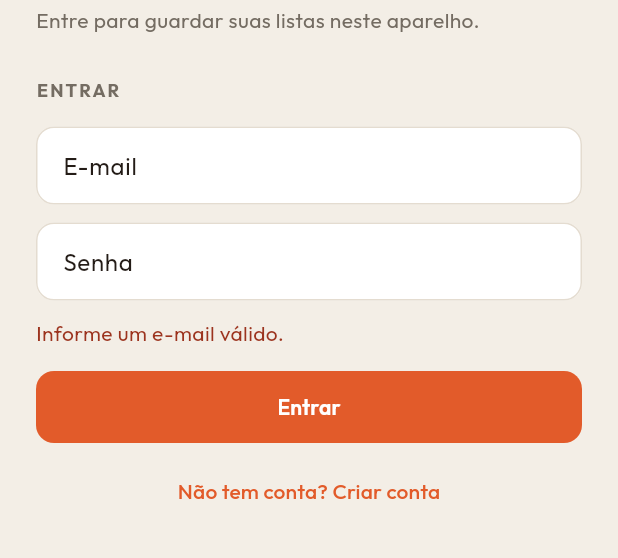
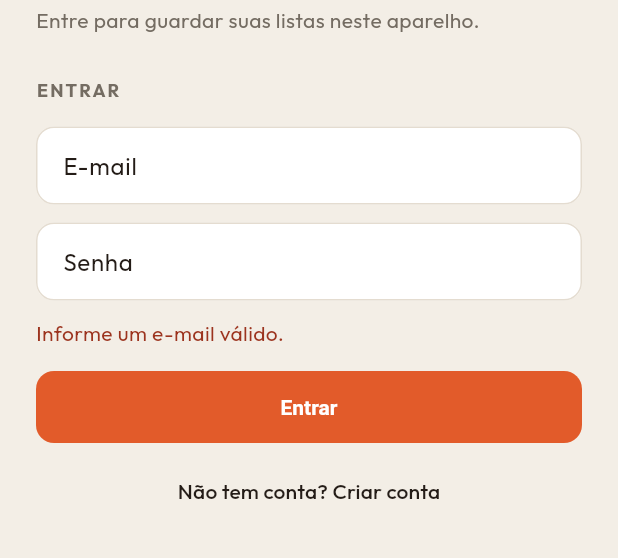
Before and after one commit to cesarwillemberg/lista-desejos-frontend, a Flutter app: the screen it shows after launch, after a tap on "Entrar", on a phone screen of 412 x 824 dp, the part 136-694 px from its top. Run offline on Flutter 3.47's test engine with Material 3 defaults, Android fonts, the phone set to English and light mode, and no system bars; our stand-ins replace app_links, material_ui, share_plus, shared_preferences; accounts and stored records are empty.

Commit message:
Design system: tokens de tema, acessibilidade, skeletons e ícones Wishly

```diff
--- a/lib/auth_page.dart
+++ b/lib/auth_page.dart
@@ -93,7 +93,7 @@ class _AuthPageState extends State<AuthPage> {
                         const SizedBox(height: 12),
                         const Text(
                           'Suas listas de desejos, com foto e preço da loja. Compartilhe um link para ninguém comprar o mesmo presente.',
-                          style: TextStyle(color: Color(0xFFD7CDC2), fontSize: 18, height: 1.4),
+                          style: TextStyle(color: WishlyTokens.onInk, fontSize: 18, height: 1.4),
                         ),
                       ],
                     ),
@@ -109,7 +109,7 @@ class _AuthPageState extends State<AuthPage> {
   }
 
   Widget _form({required bool onDark}) {
-    final label = onDark ? const Color(0xFFD9CFC4) : QueroColors.muted;
+    final label = onDark ? WishlyTokens.onInkLabel : QueroColors.muted;
     return Column(
       mainAxisSize: MainAxisSize.min,
       crossAxisAlignment: CrossAxisAlignment.stretch,
@@ -133,7 +133,7 @@ class _AuthPageState extends State<AuthPage> {
         ),
         if (_error != null) ...[
           const SizedBox(height: 12),
-          Text(_error!, style: TextStyle(color: onDark ? const Color(0xFFFFB4A2) : QueroColors.danger, height: 1.35)),
+          Text(_error!, style: TextStyle(color: onDark ? WishlyTokens.onInkDanger : QueroColors.danger, height: 1.35)),
         ],
         const SizedBox(height: 16),
         FilledButton(
--- a/lib/grouped_items.dart
+++ b/lib/grouped_items.dart
@@ -91,7 +91,7 @@ class _GroupedItemsState extends State<GroupedItems> {
                 label: const Text('Ocultar comprados'),
                 selected: widget.hidePurchased,
                 onSelected: widget.onHidePurchased,
-                selectedColor: const Color(0xFFF3D2C4),
+                selectedColor: WishlyTokens.chip,
                 checkmarkColor: QueroColors.ink,
                 labelStyle: const TextStyle(color: QueroColors.ink, fontWeight: FontWeight.w600),
               ),
@@ -167,7 +167,7 @@ class _GroupedItemsState extends State<GroupedItems> {
         label: Text(label),
         selected: selected,
         onSelected: (_) => onTap(),
-        selectedColor: const Color(0xFFF3D2C4),
+        selectedColor: WishlyTokens.chip,
         checkmarkColor: QueroColors.ink,
         labelStyle: const TextStyle(color: QueroColors.ink, fontWeight: FontWeight.w600),
       ),
--- a/lib/invite_page.dart
+++ b/lib/invite_page.dart
@@ -3,6 +3,7 @@ import 'package:material_ui/material_ui.dart';
 import 'api.dart';
 import 'session.dart';
 import 'theme.dart';
+import 'widgets/skeleton.dart';
 
 class InvitePage extends StatefulWidget {
   const InvitePage({super.key, required this.code});
@@ -50,7 +51,7 @@ class _InvitePageState extends State<InvitePage> {
                   children: [
                     Text('Entrando na lista', style: fraunces(28)),
                     const SizedBox(height: 16),
-                    const CircularProgressIndicator(color: QueroColors.ink),
+                    WishlySkeleton(height: 18, width: 180),
                   ],
                 )
               : Column(
--- a/lib/lists_page.dart
+++ b/lib/lists_page.dart
@@ -6,6 +6,7 @@ import 'money.dart';
 import 'session.dart';
 import 'theme.dart';
 import 'widgets/member_avatars.dart';
+import 'widgets/skeleton.dart';
 
 class ListsPage extends StatefulWidget {
   const ListsPage({super.key});
@@ -130,7 +131,7 @@ class _ListsPageState extends State<ListsPage> {
                         crossAxisAlignment: CrossAxisAlignment.start,
                         children: [
                           Text('Wishly', style: fraunces(32, style: FontStyle.italic, color: QueroColors.cream)),
-                          Text(email, style: const TextStyle(color: Color(0xFFD7CDC2), fontSize: 13)),
+                          Text(email, style: const TextStyle(color: WishlyTokens.onInk, fontSize: 13)),
                         ],
                       ),
                     ),
@@ -169,7 +170,7 @@ class _ListsPageState extends State<ListsPage> {
   }
 
   Widget _body() {
-    if (_loading) return const Center(child: CircularProgressIndicator(color: QueroColors.ink));
+    if (_loading) return const PageSkeleton();
     if (_error != null && _lists.isEmpty) {
       return Center(child: Column(mainAxisSize: MainAxisSize.min, children: [Text(_error!), const SizedBox(height: 12), OutlinedButton(onPressed: _load, child: const Text('Tentar de novo'))]));
     }
--- a/lib/main.dart
+++ b/lib/main.dart
@@ -14,6 +14,7 @@ import 'lists_page.dart';
 import 'session.dart';
 import 'shared_page.dart';
 import 'theme.dart';
+import 'widgets/skeleton.dart';
 
 void main() {
   configureAppUrl();
@@ -116,7 +117,7 @@ class _Gate extends StatelessWidget {
   Widget build(BuildContext context) {
     final session = SessionScope.of(context);
     if (!session.ready) {
-      return const Scaffold(backgroundColor: QueroColors.paper, body: Center(child: CircularProgressIndicator(color: QueroColors.ink)));
+      return const Scaffold(backgroundColor: QueroColors.paper, body: PageSkeleton());
     }
     if (session.user == null) return const AuthPage();
     return child;
--- a/lib/shared_page.dart
+++ b/lib/shared_page.dart
@@ -7,6 +7,7 @@ import 'session.dart';
 import 'theme.dart';
 import 'grouped_items.dart';
 import 'widgets/item_card.dart';
+import 'widgets/skeleton.dart';
 
 class SharedPage extends StatefulWidget {
   const SharedPage({super.key, required this.token});
@@ -126,7 +127,7 @@ class _SharedPageState extends State<SharedPage> {
                   children: [
                     Text('Wishly', style: fraunces(28, style: FontStyle.italic, color: QueroColors.cream)),
                     const SizedBox(height: 4),
-                    const Text('Lista compartilhada · só leitura', style: TextStyle(color: Color(0xFFD7CDC2))),
+                    const Text('Lista compartilhada · só leitura', style: TextStyle(color: WishlyTokens.onInk)),
                   ],
                 ),
               ),
@@ -163,7 +164,7 @@ class _SharedPageState extends State<SharedPage> {
   }
 
   Widget _body(QueroApi api) {
-    if (_loading) return const Center(child: CircularProgressIndicator(color: QueroColors.ink));
+    if (_loading) return const PageSkeleton();
     if (_error != null) return Center(child: Text(_error!, textAlign: TextAlign.center));
     final items = _snapshot?.items ?? [];
     final categories = _snapshot?.categories ?? const <WishCategory>[];
--- a/lib/theme.dart
+++ b/lib/theme.dart
@@ -1,8 +1,12 @@
 import 'package:material_ui/material_ui.dart';
 
-class QueroColors {
+/// Wishly visual tokens. Hex values live only here.
+class WishlyTokens {
   static const ink = Color(0xFF241C17);
   static const inkSoft = Color(0xFF3C312A);
+  static const inkRaised = Color(0xFF3A2F28);
+  static const inkLine = Color(0xFF4A3F37);
+  static const inkAvatar = Color(0xFF5C4E44);
   static const paper = Color(0xFFF3EEE6);
   static const cream = Color(0xFFFFFCF8);
   static const accent = Color(0xFFE25B2A);
@@ -11,13 +15,50 @@ class QueroColors {
   static const line = Color(0xFFE4DCD0);
   static const danger = Color(0xFF9C341F);
   static const note = Color(0xFFF6E7D4);
+  static const chip = Color(0xFFF3D2C4);
+  static const onInk = Color(0xFFD7CDC2);
+  static const onInkMuted = Color(0xFFB7ADA3);
+  static const onInkLabel = Color(0xFFD9CFC4);
+  static const onInkHint = Color(0xFFB3A79C);
+  static const onInkDanger = Color(0xFFFFB4A2);
+  static const badge = Color(0xFFF6DDD2);
+  static const badgeOnInk = Color(0xFF4A3024);
+  static const placeholder = Color(0xFFE7DFD4);
+  static const placeholderLine = Color(0xFFD9CFC2);
+  static const scrim = Color(0x66FFFCF8);
+
+  static const space1 = 4.0;
+  static const space2 = 8.0;
+  static const space3 = 12.0;
+  static const space4 = 16.0;
+  static const space5 = 20.0;
+  static const space6 = 24.0;
+  static const space8 = 32.0;
+
+  static const radiusSm = 10.0;
+  static const radiusMd = 14.0;
+  static const radiusLg = 20.0;
+  static const radiusXl = 22.0;
+
+  static const elevation0 = 0.0;
+  static const elevation1 = 1.0;
+
+  static const typeDisplay = 32.0;
+  static const typeTitle = 24.0;
+  static const typeBody = 16.0;
+  static const typeCaption = 13.0;
+
+  static const motionFast = Duration(milliseconds: 160);
 }
+
+/// Existing name kept so screens keep compiling against one palette.
+typedef QueroColors = WishlyTokens;
 
 TextStyle fraunces(
   double size, {
   FontWeight weight = FontWeight.w600,
   FontStyle style = FontStyle.normal,
-  Color color = QueroColors.ink,
+  Color color = WishlyTokens.ink,
   double height = 1.05,
 }) {
   return TextStyle(
@@ -32,25 +73,73 @@ TextStyle fraunces(
 }
 
 ThemeData queroTheme() {
+  const ink = WishlyTokens.ink;
+  const accent = WishlyTokens.accent;
   final base = ThemeData(
     useMaterial3: true,
     brightness: Brightness.light,
-    scaffoldBackgroundColor: QueroColors.paper,
+    scaffoldBackgroundColor: WishlyTokens.paper,
     fontFamily: 'Outfit',
+    visualDensity: VisualDensity.standard,
     colorScheme: const ColorScheme(
       brightness: Brightness.light,
-      primary: QueroColors.accent,
+      primary: accent,
       onPrimary: Colors.white,
-      secondary: QueroColors.forest,
+      secondary: WishlyTokens.forest,
       onSecondary: Colors.white,
-      error: QueroColors.danger,
+      error: WishlyTokens.danger,
       onError: Colors.white,
-      surface: QueroColors.cream,
-      onSurface: QueroColors.ink,
+      surface: WishlyTokens.cream,
+      onSurface: ink,
     ),
   );
+  final rounded = RoundedRectangleBorder(borderRadius: BorderRadius.circular(WishlyTokens.radiusMd));
   return base.copyWith(
-    textTheme: base.textTheme.apply(fontFamily: 'Outfit', bodyColor: QueroColors.ink, displayColor: QueroColors.ink),
-    splashFactory: NoSplash.splashFactory,
+    textTheme: base.textTheme.apply(fontFamily: 'Outfit', bodyColor: ink, displayColor: ink),
+    splashFactory: InkSparkle.splashFactory,
+    focusColor: accent.withValues(alpha: 0.18),
+    hoverColor: accent.withValues(alpha: 0.06),
+    iconButtonTheme: IconButtonThemeData(
+      style: IconButton.styleFrom(minimumSize: const Size(48, 48), foregroundColor: ink, tapTargetSize: MaterialTapTargetSize.padded),
+    ),
+    filledButtonTheme: FilledButtonThemeData(
+      style: FilledButton.styleFrom(
+        backgroundColor: accent,
+        foregroundColor: Colors.white,
+        minimumSize: const Size(48, 48),
+        shape: rounded,
+        textStyle: const TextStyle(fontWeight: FontWeight.w700),
+      ),
+    ),
+    textButtonTheme: TextButtonThemeData(
+      style: TextButton.styleFrom(minimumSize: const Size(48, 48), foregroundColor: ink),
+    ),
+    chipTheme: base.chipTheme.copyWith(
+      selectedColor: WishlyTokens.chip,
+      checkmarkColor: ink,
+      labelStyle: const TextStyle(color: ink, fontWeight: FontWeight.w600),
+      side: const BorderSide(color: WishlyTokens.line),
+    ),
+    dialogTheme: DialogThemeData(
+      backgroundColor: WishlyTokens.cream,
+      shape: RoundedRectangleBorder(borderRadius: BorderRadius.circular(WishlyTokens.radiusLg)),
+    ),
+    inputDecorationTheme: InputDecorationTheme(
+      filled: true,
+      fillColor: Colors.white,
+      contentPadding: const EdgeInsets.symmetric(horizontal: 14, vertical: 14),
+      border: OutlineInputBorder(borderRadius: BorderRadius.circular(12), borderSide: const BorderSide(color: WishlyTokens.line)),
+      enabledBorder: OutlineInputBorder(borderRadius: BorderRadius.circular(12), borderSide: const BorderSide(color: WishlyTokens.line)),
+      focusedBorder: OutlineInputBorder(borderRadius: BorderRadius.circular(12), borderSide: const BorderSide(color: accent, width: 1.6)),
+    ),
+    pageTransitionsTheme: const PageTransitionsTheme(
+      builders: {
+        TargetPlatform.android: FadeUpwardsPageTransitionsBuilder(),
+        TargetPlatform.iOS: FadeUpwardsPageTransitionsBuilder(),
+        TargetPlatform.macOS: FadeUpwardsPageTransitionsBuilder(),
+        TargetPlatform.linux: FadeUpwardsPageTransitionsBuilder(),
+        TargetPlatform.windows: FadeUpwardsPageTransitionsBuilder(),
+      },
+    ),
   );
 }
--- a/lib/widgets/add_form.dart
+++ b/lib/widgets/add_form.dart
@@ -145,10 +145,10 @@ class AddForm extends StatelessWidget {
 
   @override
   Widget build(BuildContext context) {
-    final labelColor = onDark ? const Color(0xFFD9CFC4) : QueroColors.muted;
+    final labelColor = onDark ? WishlyTokens.onInkLabel : QueroColors.muted;
     final fill = onDark ? QueroColors.inkSoft : Colors.white;
     final text = onDark ? QueroColors.cream : QueroColors.ink;
-    final hint = onDark ? const Color(0xFFB3A79C) : const Color(0xFFA3988C);
+    final hint = onDark ? WishlyTokens.onInkHint : WishlyTokens.muted;
     final border = onDark ? Colors.transparent : QueroColors.line;
 
     InputDecoration decoration(String hintText) {
@@ -233,7 +233,7 @@ class AddForm extends StatelessWidget {
           const SizedBox(height: 12),
           Text(
             error!,
-            style: TextStyle(color: onDark ? const Color(0xFFFFB4A2) : QueroColors.danger, fontSize: 13, height: 1.35),
+            style: TextStyle(color: onDark ? WishlyTokens.onInkDanger : QueroColors.danger, fontSize: 13, height: 1.35),
           ),
         ],
         const SizedBox(height: 16),
--- a/lib/widgets/item_card.dart
+++ b/lib/widgets/item_card.dart
@@ -81,7 +81,7 @@ class ItemCard extends StatelessWidget {
                   ),
                 if (busy)
                   const ColoredBox(
-                    color: Color(0x66FFFCF8),
+                    color: WishlyTokens.scrim,
                     child: Center(child: CircularProgressIndicator(strokeWidth: 2.4, color: QueroColors.ink)),
                   ),
               ],
--- a/lib/widgets/member_avatars.dart
+++ b/lib/widgets/member_avatars.dart
@@ -23,7 +23,7 @@ class MemberAvatars extends StatelessWidget {
               widthFactor: 0.72,
               child: CircleAvatar(
                 radius: 13,
-                backgroundColor: index.isEven ? (onDark ? const Color(0xFF5C4E44) : QueroColors.ink) : QueroColors.accent,
+                backgroundColor: index.isEven ? (onDark ? WishlyTokens.inkAvatar : QueroColors.ink) : QueroColors.accent,
                 child: Text(
                   shown[index].initials,
                   style: const TextStyle(color: Colors.white, fontSize: 10, fontWeight: FontWeight.w700),
@@ -45,7 +45,7 @@ class SharedBadge extends StatelessWidget {
   Widget build(BuildContext context) {
     return DecoratedBox(
       decoration: BoxDecoration(
-        color: onDark ? const Color(0xFF4A3024) : const Color(0xFFF6DDD2),
+        color: onDark ? WishlyTokens.badgeOnInk : WishlyTokens.badge,
         borderRadius: BorderRadius.circular(99),
       ),
       child: const Padding(
--- a/lib/widgets/placeholder_art.dart
+++ b/lib/widgets/placeholder_art.dart
@@ -8,7 +8,7 @@ class PlaceholderArt extends StatelessWidget {
   @override
   Widget build(BuildContext context) {
     return ColoredBox(
-      color: const Color(0xFFE7DFD4),
+      color: WishlyTokens.placeholder,
       child: CustomPaint(
         painter: const _HatchPainter(),
         child: Center(
@@ -25,7 +25,7 @@ class _HatchPainter extends CustomPainter {
   @override
   void paint(Canvas canvas, Size size) {
     final paint = Paint()
-      ..color = const Color(0xFFD9CFC2)
+      ..color = WishlyTokens.placeholderLine
       ..strokeWidth = 1;
     for (double x = -size.height; x < size.width; x += 14) {
       canvas.drawLine(Offset(x, size.height), Offset(x + size.height, 0), paint);
--- /dev/null
+++ b/lib/widgets/skeleton.dart
@@ -0,0 +1,62 @@
+import 'package:material_ui/material_ui.dart';
+
+import '../theme.dart';
+
+class WishlySkeleton extends StatefulWidget {
+  const WishlySkeleton({super.key, this.height = 16, this.width, this.radius = WishlyTokens.radiusSm});
+
+  final double height;
+  final double? width;
+  final double radius;
+
+  @override
+  State<WishlySkeleton> createState() => _WishlySkeletonState();
+}
+
+class _WishlySkeletonState extends State<WishlySkeleton> with SingleTickerProviderStateMixin {
+  late final AnimationController _controller;
+
+  @override
+  void initState() {
+    super.initState();
+    _controller = AnimationController(vsync: this, duration: const Duration(milliseconds: 900))..repeat(reverse: true);
+  }
+
+  @override
+  void dispose() {
+    _controller.dispose();
+    super.dispose();
+  }
+
+  @override
+  Widget build(BuildContext context) {
+    final reduce = MediaQuery.disableAnimationsOf(context);
+    final bar = DecoratedBox(
+      decoration: BoxDecoration(color: WishlyTokens.line, borderRadius: BorderRadius.circular(widget.radius)),
+      child: SizedBox(height: widget.height, width: widget.width),
+    );
+    if (reduce) return bar;
+    return FadeTransition(opacity: Tween<double>(begin: 0.45, end: 1).animate(_controller), child: bar);
+  }
+}
+
+class PageSkeleton extends StatelessWidget {
+  const PageSkeleton({super.key, this.cards = 3});
+
+  final int cards;
+
+  @override
+  Widget build(BuildContext context) {
+    return ListView(
+      padding: const EdgeInsets.all(WishlyTokens.space4),
+      children: [
+        const WishlySkeleton(height: 28, width: 180),
+        const SizedBox(height: WishlyTokens.space4),
+        for (var index = 0; index < cards; index++) ...[
+          const WishlySkeleton(height: 120, radius: WishlyTokens.radiusLg),
+          const SizedBox(height: WishlyTokens.space3),
+        ],
+      ],
+    );
+  }
+}
```
Also changed, not shown: lib/home_page.dart (+5 -4 lines), lib/list_sidebar.dart (+7 -7 lines), 11 other files.
